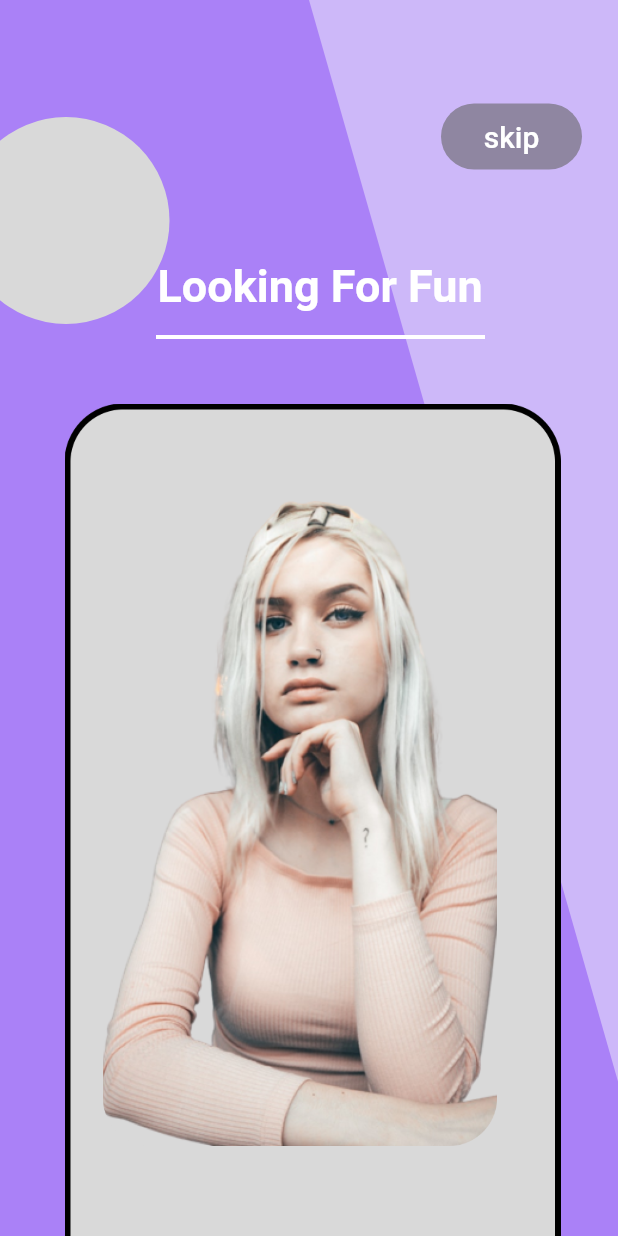
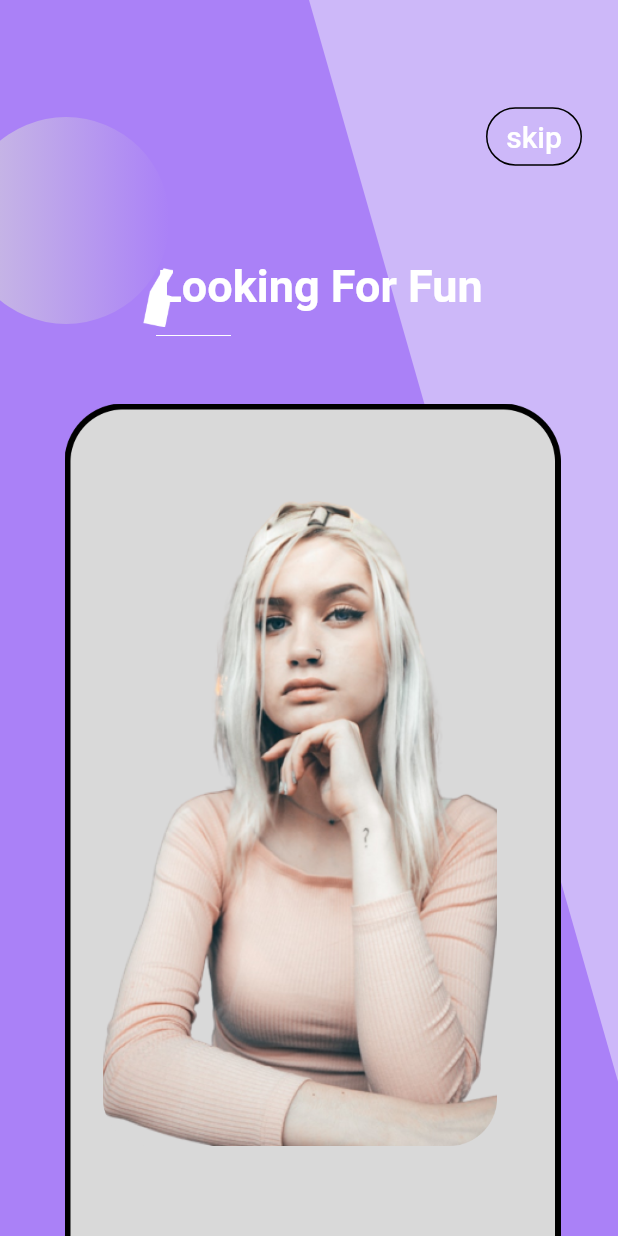
Before and after one commit to SAMUKI21/live_chat, a Flutter app: the screen it shows after launch, on a phone screen of 412 x 824 dp. Run offline on Flutter 3.47's test engine with Material 2 defaults, Android fonts, the phone set to English and light mode, and no system bars.

Commit message:
making background

```diff
--- a/lib/home.dart
+++ b/lib/home.dart
@@ -18,32 +18,32 @@
               child: Container(
                 width: 138,
                 height: 138,
-                decoration: const BoxDecoration(
+                decoration: BoxDecoration(
                   shape: BoxShape.circle,
-
                   gradient: LinearGradient(
                     colors: [
-                      const Color(0xFFD9D9D9),
-                      const Color(0xFFD9D9D9),
+                      const Color(0xFFD9D9D9).withOpacity(0.7),
+                      const Color(0xFFD9D9D9).withOpacity(0.001),
                     ],
                   ),
                 ),
               ),
             ),
             // above coma
-            //    Positioned(
-            //   top: 178.1,
-            //   left: 85.17,
-            //   // right: 60,
-            //   // bottom:60 ,
-            //   // right: 48,
-            //   child: (Image.asset(
-            //     'assets/img4.png',
-            //     width: 219,
-            //     // height: 597,
-            //     // fit: BoxFit.cover,
-            //   )),
-            // ),
+            Positioned(
+              top: 178.1,
+              left: 85.17,
+              // right: 60,
+              // bottom:60 ,
+              // right: 48,
+              child: (Image.asset(
+                'assets/img4.png',
+                width: 40,
+                height: 40,
+                // height: 597,
+                // fit: BoxFit.cover,
+              )),
+            ),
 
             const Positioned(
                 top: 173,
@@ -65,26 +65,26 @@
               // right: 48,
               child: (Image.asset(
                 'assets/img3.png',
+                width: 50,
+                // height: 597,
+                // fit: BoxFit.cover,
+              )),
+            ),
+            //  under coma
+            Positioned(
+              top: 220,
+              left: 344,
+              // right: 60,
+              // bottom:60 ,
+              // right: 48,
+              child: (Image.asset(
+                'assets/img5.png',
                 width: 219,
                 // height: 597,
                 // fit: BoxFit.cover,
               )),
             ),
-            // under coma
-            //   Positioned(
-            //   top: 220,
-            //   left: 344,
-            //   // right: 60,
-            //   // bottom:60 ,
-            //   // right: 48,
-            //   child: (Image.asset(
-            //     'assets/img5.png',
-            //     width: 219,
-            //     // height: 597,
-            //     // fit: BoxFit.cover,
-            //   )),
-            // ),
-            // button
+            //  button
             Positioned(
               top: 67,
               right: 24,
@@ -92,14 +92,14 @@
                 onPressed: () {},
                 style: TextButton.styleFrom(
                   side: const BorderSide(
-                    width: 97,
+                   // width: 97,
                   ),
                   shape: RoundedRectangleBorder(
                     borderRadius: BorderRadius.circular(34),
                   ),
-                  foregroundColor: Color(0xFFB8E85A0),
-                  backgroundColor: Color(0xFFB8E85A0),
-                  fixedSize: const Size(94, 44),
+                  // foregroundColor: Color(0xFFB8E85A0),
+                  //  backgroundColor: Color(0xFFB8E85A0),
+                 // fixedSize: const Size(94, 44),
                 ),
                 child: const Text(
                   'skip',
@@ -107,7 +107,7 @@
                 ),
               ),
             ),
-            // background square
+            // // background square
               Positioned(
                 top: 269,
                 left: 43,
```
Also changed, not shown: 1 other file. Lines whose indentation alone changed are shown as unchanged.
